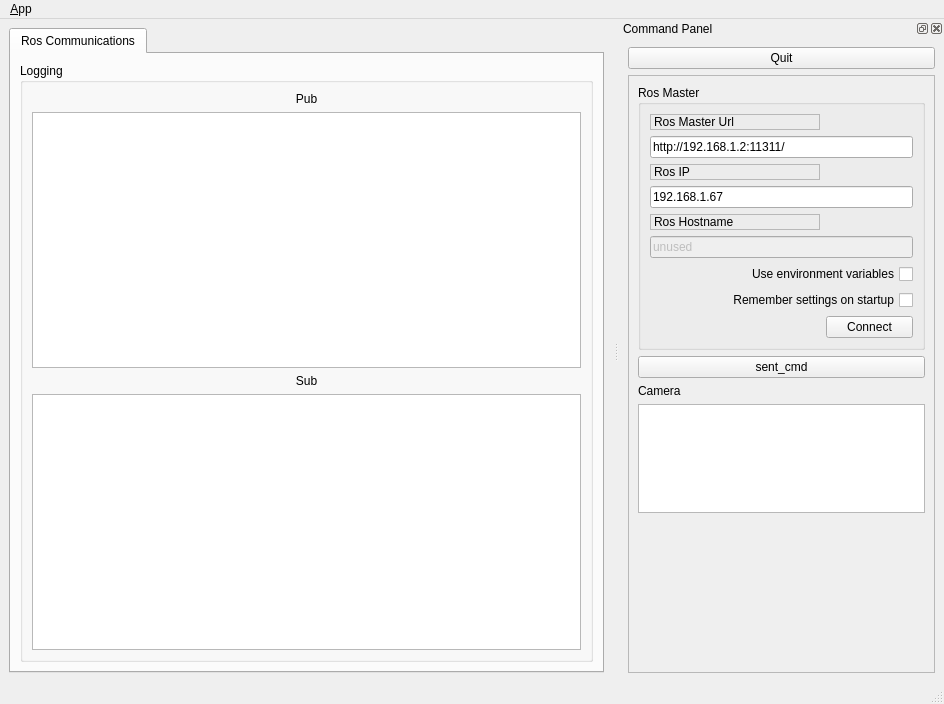
The window that remote_gui/ui/main_window.ui (WingBot/remote_gui) describes before a commit, drawn with Qt 5.
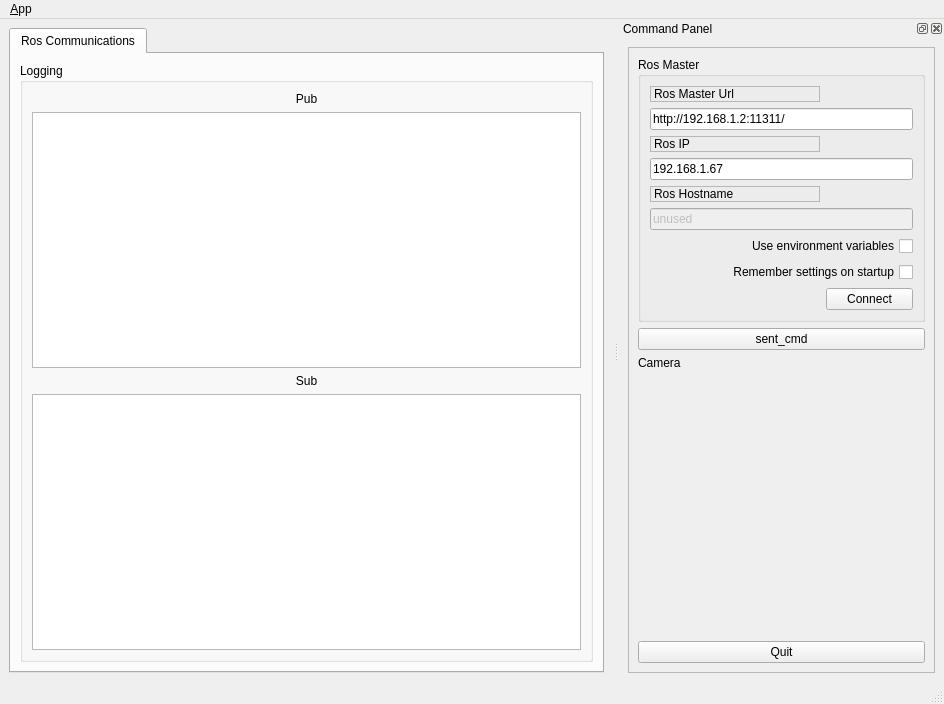
The same window after the commit. Icons and pictures are not drawn.

Diff of the .ui file:
```diff
--- a/remote_gui/ui/main_window.ui
+++ b/remote_gui/ui/main_window.ui
@@ -121,7 +121,7 @@
    <property name="minimumSize">
     <size>
      <width>325</width>
-     <height>519</height>
+     <height>601</height>
     </size>
    </property>
    <property name="allowedAreas">
@@ -135,19 +135,6 @@
    </attribute>
    <widget class="QWidget" name="dockWidgetContents_2">
     <layout class="QVBoxLayout" name="verticalLayout">
-     <item>
-      <widget class="QPushButton" name="quit_button">
-       <property name="sizePolicy">
-        <sizepolicy hsizetype="MinimumExpanding" vsizetype="Fixed">
-         <horstretch>0</horstretch>
-         <verstretch>0</verstretch>
-        </sizepolicy>
-       </property>
-       <property name="text">
-        <string>Quit</string>
-       </property>
-      </widget>
-     </item>
      <item>
       <widget class="QFrame" name="frame">
        <property name="sizePolicy">
@@ -304,9 +291,6 @@
           </property>
          </widget>
         </item>
-        <item>
-         <widget class="QListView" name="listView"/>
-        </item>
         <item>
          <spacer name="verticalSpacer_3">
           <property name="orientation">
@@ -320,6 +304,19 @@
           </property>
          </spacer>
         </item>
+        <item>
+         <widget class="QPushButton" name="quit_button">
+          <property name="sizePolicy">
+           <sizepolicy hsizetype="MinimumExpanding" vsizetype="Fixed">
+            <horstretch>0</horstretch>
+            <verstretch>0</verstretch>
+           </sizepolicy>
+          </property>
+          <property name="text">
+           <string>Quit</string>
+          </property>
+         </widget>
+        </item>
        </layout>
       </widget>
      </item>
```
Left out of the diff: 2 changed lines with no effect on the pictures.
